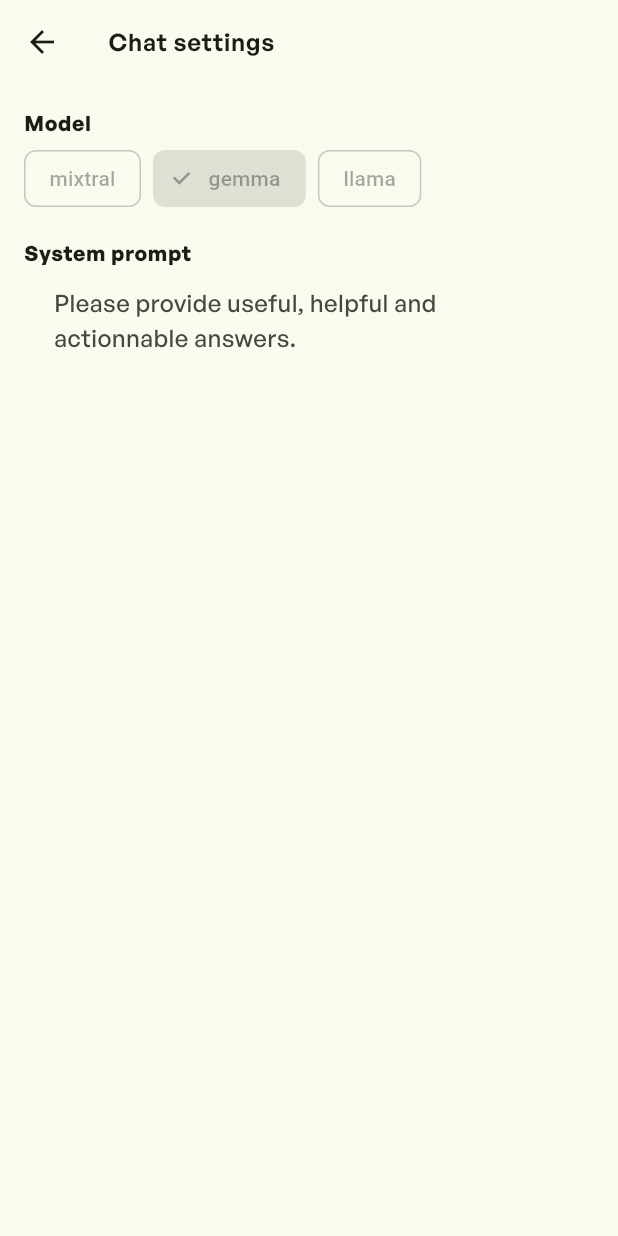
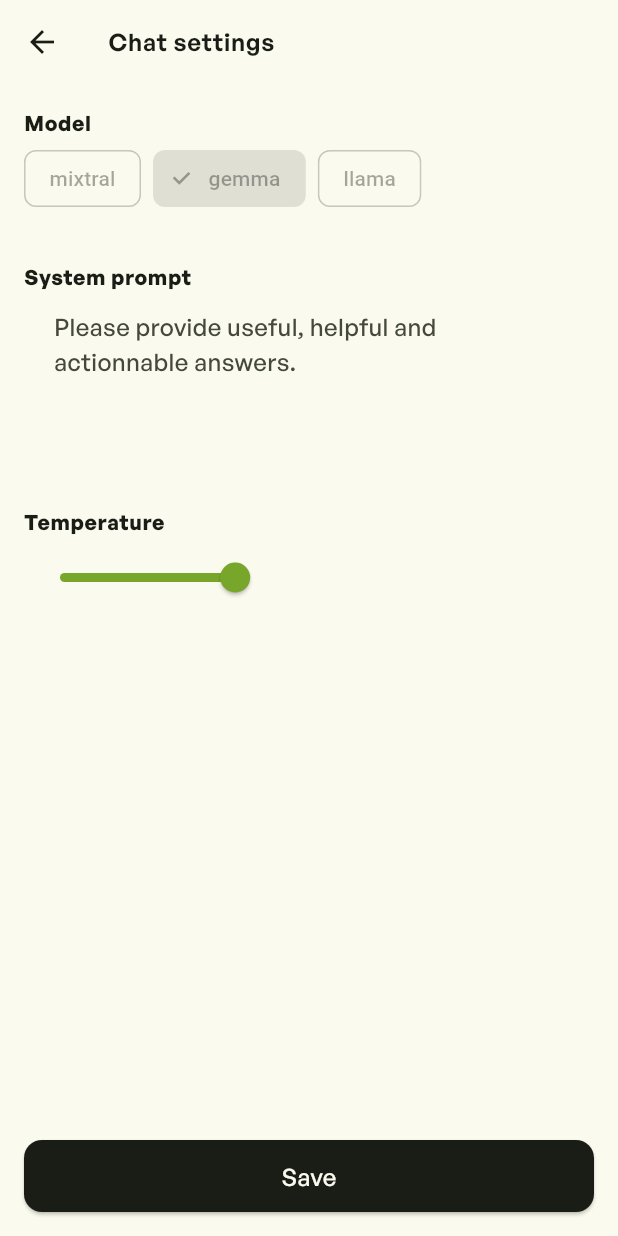
Before and after one commit to stevenosse/lineai, a Flutter app: the ChatSettingsScreen screen opened by its route, on a phone screen of 412 x 824 dp. Run offline on Flutter 3.47's test engine with Material 3 defaults, Android fonts, the phone set to English and light mode, and no system bars; our stand-ins replace auto_route, flutter_svg, get_it, iconsax_plus.

Commit message:
update chat settings

```diff
--- a/lineai/lib/src/core/i18n/intl/messages_en.dart
+++ b/lineai/lib/src/core/i18n/intl/messages_en.dart
@@ -28,6 +28,10 @@
             "Please provide useful, helpful and actionnable answers."),
         "chatSettings_systemPromptLabel":
             MessageLookupByLibrary.simpleMessage("System prompt"),
+        "chatSettings_temperatureHint": MessageLookupByLibrary.simpleMessage(
+            "Between 0 and 1. Higher values like 0.8 will make the output more random, while lower values like 0.2 will make it more focused and deterministic."),
+        "chatSettings_temperatureLabel":
+            MessageLookupByLibrary.simpleMessage("Temperature"),
         "chatSettings_title":
             MessageLookupByLibrary.simpleMessage("Chat settings"),
         "chat_inputPlaceholder":
@@ -36,6 +40,7 @@
             MessageLookupByLibrary.simpleMessage("for weight loss"),
         "chat_tips_title":
             MessageLookupByLibrary.simpleMessage("Create a workout plan"),
+        "drawer_about": MessageLookupByLibrary.simpleMessage("About"),
         "drawer_chatsSectionTitle":
             MessageLookupByLibrary.simpleMessage("Chats"),
         "drawer_newConversation":
@@ -60,6 +65,7 @@
             MessageLookupByLibrary.simpleMessage("terms of service"),
         "login_title": MessageLookupByLibrary.simpleMessage("Log In"),
         "or": MessageLookupByLibrary.simpleMessage("OR"),
+        "save": MessageLookupByLibrary.simpleMessage("Save"),
         "settings_groqApiKeyHint":
             MessageLookupByLibrary.simpleMessage("gsk_********************"),
         "settings_groqApiKeyLabel":
--- a/lineai/lib/src/core/i18n/l10n.dart
+++ b/lineai/lib/src/core/i18n/l10n.dart
@@ -190,6 +190,16 @@
     );
   }
 
+  /// `About`
+  String get drawer_about {
+    return Intl.message(
+      'About',
+      name: 'drawer_about',
+      desc: '',
+      args: [],
+    );
+  }
+
   /// `Chats`
   String get drawer_chatsSectionTitle {
     return Intl.message(
@@ -270,6 +280,26 @@
     );
   }
 
+  /// `Temperature`
+  String get chatSettings_temperatureLabel {
+    return Intl.message(
+      'Temperature',
+      name: 'chatSettings_temperatureLabel',
+      desc: '',
+      args: [],
+    );
+  }
+
+  /// `Between 0 and 1. Higher values like 0.8 will make the output more random, while lower values like 0.2 will make it more focused and deterministic.`
+  String get chatSettings_temperatureHint {
+    return Intl.message(
+      'Between 0 and 1. Higher values like 0.8 will make the output more random, while lower values like 0.2 will make it more focused and deterministic.',
+      name: 'chatSettings_temperatureHint',
+      desc: '',
+      args: [],
+    );
+  }
+
   /// `Settings`
   String get settings_title {
     return Intl.message(
@@ -309,6 +339,16 @@
       args: [],
     );
   }
+
+  /// `Save`
+  String get save {
+    return Intl.message(
+      'Save',
+      name: 'save',
+      desc: '',
+      args: [],
+    );
+  }
 }
 
 class AppLocalizationDelegate extends LocalizationsDelegate<I18n> {
--- a/lineai/lib/src/core/i18n/l10n/intl_en.arb
+++ b/lineai/lib/src/core/i18n/l10n/intl_en.arb
@@ -16,6 +16,7 @@
   "drawer_newConversation": "New conversation",
   "drawer_searchHint": "Search",
   "drawer_settings": "Settings",
+  "drawer_about": "About",
   "drawer_chatsSectionTitle": "Chats",
 
   "chat_tips_title": "Create a workout plan",
@@ -26,10 +27,13 @@
   "chatSettings_modelLabel": "Model",
   "chatSettings_systemPromptLabel": "System prompt",
   "chatSettings_systemPromptHint": "Please provide useful, helpful and actionnable answers.",
+  "chatSettings_temperatureLabel": "Temperature",
+  "chatSettings_temperatureHint": "Between 0 and 1. Higher values like 0.8 will make the output more random, while lower values like 0.2 will make it more focused and deterministic.",
 
   "settings_title": "Settings",
   "settings_groqApiKeyLabel": "Groq API key",
   "settings_groqApiKeyHint": "gsk_********************",
 
-  "or": "OR"
+  "or": "OR",
+  "save": "Save"
 }
--- a/lineai/lib/src/features/chat/ui/chat_settings_screen.dart
+++ b/lineai/lib/src/features/chat/ui/chat_settings_screen.dart
@@ -2,6 +2,7 @@
 import 'package:flutter/material.dart';
 import 'package:lineai/src/core/i18n/l10n.dart';
 import 'package:lineai/src/core/theme/dimens.dart';
+import 'package:lineai/src/shared/components/button.dart';
 import 'package:lineai/src/shared/components/forms/input.dart';
 import 'package:lineai/src/shared/components/gap.dart';
 import 'package:lineai/src/shared/components/main_app_bar.dart';
@@ -17,6 +18,7 @@
 
 class _ChatSettingsScreenState extends State<ChatSettingsScreen> {
   final _systemPromptController = TextEditingController();
+  double _temperature = 0.7;
 
   @override
   void dispose() {
@@ -30,10 +32,12 @@
       appBar: MainAppBar(
         title: I18n.of(context).chatSettings_title,
       ),
-      body: Padding(
+      body: SafeArea(
+        child: Column(
+          children: [
+            Expanded(
+              child: ListView(
                 padding: const EdgeInsets.all(Dimens.spacing),
-        child: Column(
-          crossAxisAlignment: CrossAxisAlignment.start,
                 children: [
                   Text(
                     I18n.of(context).chatSettings_modelLabel,
@@ -49,7 +53,7 @@
                       ),
                     ],
                   ),
-            const Gap.vertical(height: Dimens.spacing),
+                  const Gap.vertical(height: Dimens.doubleSpacing),
                   Text(
                     I18n.of(context).chatSettings_systemPromptLabel,
                     style: Theme.of(context).textTheme.bodySmall?.copyWith(fontWeight: FontWeight.bold),
@@ -64,6 +68,31 @@
                     minLines: 4,
                     maxLines: 4,
                   ),
+                  const Gap.vertical(height: Dimens.doubleSpacing),
+                  Text(
+                    I18n.of(context).chatSettings_temperatureLabel,
+                    style: Theme.of(context).textTheme.bodySmall?.copyWith(fontWeight: FontWeight.bold),
+                  ),
+                  const Gap.vertical(height: Dimens.minSpacing),
+                  Slider(
+                    value: _temperature,
+                    min: 0,
+                    max: 2,
+                    divisions: 100,
+                    label: _temperature.toStringAsFixed(1),
+                    onChanged: (value) => setState(() => _temperature = value),
+                  ),
+                ],
+              ),
+            ),
+            Padding(
+              padding: const EdgeInsets.symmetric(horizontal: Dimens.spacing) +
+                  const EdgeInsets.only(bottom: Dimens.spacing),
+              child: Button.primary(
+                title: I18n.of(context).save,
+                onPressed: () {},
+              ),
+            ),
           ],
         ),
       ),
--- a/lineai/lib/src/features/drawer_navigation/ui/components/drawer_menu.dart
+++ b/lineai/lib/src/features/drawer_navigation/ui/components/drawer_menu.dart
@@ -106,6 +106,11 @@
                 title: Text(I18n.of(context).drawer_settings),
                 onTap: () => context.router.push(const SettingsRoute()),
               ),
+              ListTile(
+                leading: const Icon(IconsaxPlusBroken.info_circle),
+                title: Text(I18n.of(context).drawer_about),
+                onTap: () {},
+              ),
               const SizedBox(height: Dimens.halfSpacing),
             ],
           ),
```
Lines whose indentation alone changed are shown as unchanged.
